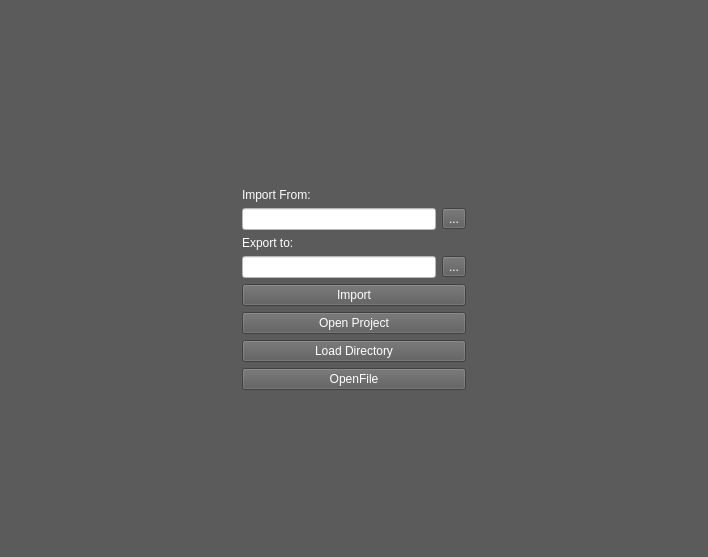
Qt form trunk/src/edr/src/plugins/dicom/ui/dicomSource.ui (mk4me/hm-mde-one) before a commit.
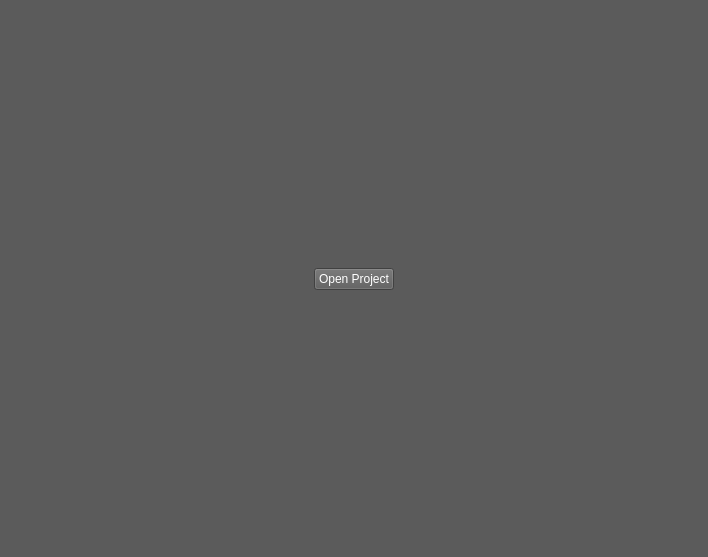
The same form after that commit. Icons and pictures are not drawn.

Commit message: PLUGIN DICOM Wydzielenie importera Dodanie maszyny stanow i stosu komend Dodane adnotacje

Diff of the .ui file:
```diff
--- a/trunk/src/edr/src/plugins/dicom/ui/dicomSource.ui
+++ b/trunk/src/edr/src/plugins/dicom/ui/dicomSource.ui
@@ -41,79 +41,6 @@
        </property>
       </widget>
      </item>
-     <item>
-      <widget class="QLabel" name="pictureLabel">
-       <property name="text">
-        <string/>
-       </property>
-       <property name="pixmap">
-        <pixmap resource="dicomRC.qrc">:/dicom/dicomLogo.png</pixmap>
-       </property>
-      </widget>
-     </item>
-     <item>
-      <layout class="QVBoxLayout" name="verticalLayout">
-       <item>
-        <widget class="QLabel" name="importFromLabel">
-         <property name="text">
-          <string>Import From:</string>
-         </property>
-        </widget>
-       </item>
-       <item>
-        <layout class="QHBoxLayout" name="horizontalLayout">
-         <item>
-          <widget class="QLineEdit" name="importFromEdit">
-           <property name="styleSheet">
-            <string notr="true">background-color: white;
-color: black;</string>
-           </property>
-          </widget>
-         </item>
-         <item>
-          <widget class="QToolButton" name="importFromButton">
-           <property name="text">
-            <string>...</string>
-           </property>
-          </widget>
-         </item>
-        </layout>
-       </item>
-      </layout>
-     </item>
-     <item>
-      <widget class="QLabel" name="exportToLabel">
-       <property name="text">
-        <string>Export to:</string>
-       </property>
-      </widget>
-     </item>
-     <item>
-      <layout class="QHBoxLayout" name="horizontalLayout_2">
-       <item>
-        <widget class="QLineEdit" name="exportToEdit">
-         <property name="styleSheet">
-          <string notr="true">background-color: white;
-color: black;</string>
-         </property>
-        </widget>
-       </item>
-       <item>
-        <widget class="QToolButton" name="exportToButton">
-         <property name="text">
-          <string>...</string>
-         </property>
-        </widget>
-       </item>
-      </layout>
-     </item>
-     <item>
-      <widget class="QPushButton" name="importButton">
-       <property name="text">
-        <string>Import</string>
-       </property>
-      </widget>
-     </item>
      <item>
       <widget class="QPushButton" name="openProjectButton">
        <property name="text">
@@ -121,20 +48,6 @@
        </property>
       </widget>
      </item>
-     <item>
-      <widget class="QPushButton" name="loadDirectoryButton">
-       <property name="text">
-        <string>Load Directory</string>
-       </property>
-      </widget>
-     </item>
-     <item>
-      <widget class="QPushButton" name="openFileButton">
-       <property name="text">
-        <string>OpenFile</string>
-       </property>
-      </widget>
-     </item>
      <item>
       <widget class="QWidget" name="widget_4" native="true">
        <property name="sizePolicy">
```
The commit also changes 113 other files.
